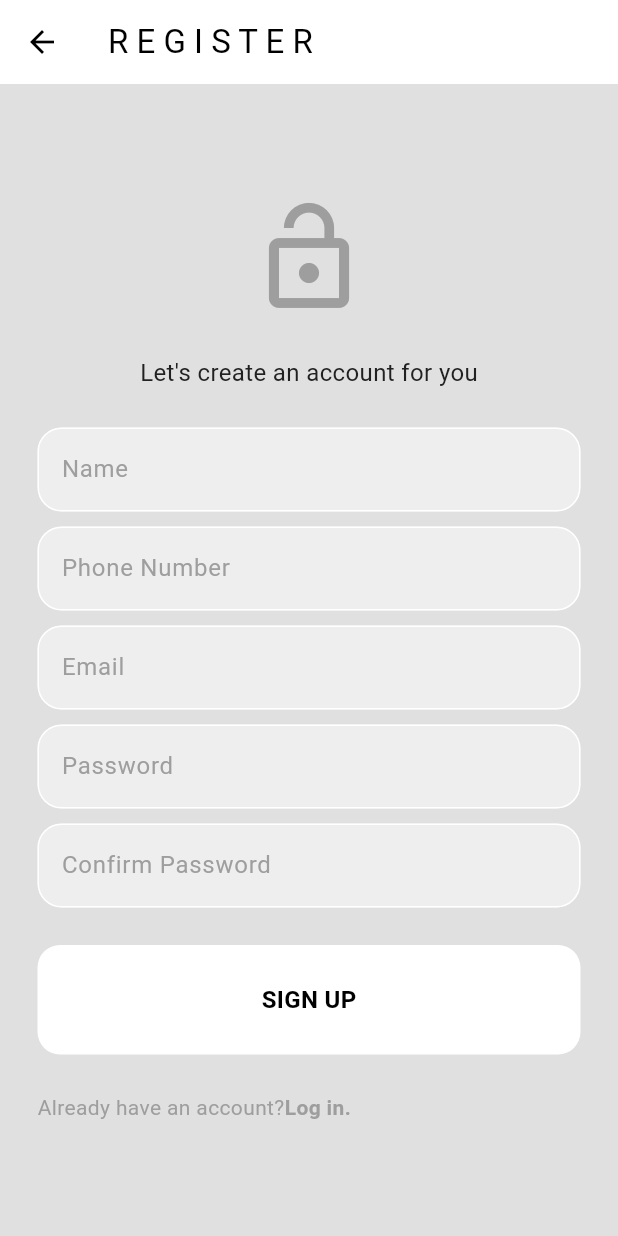
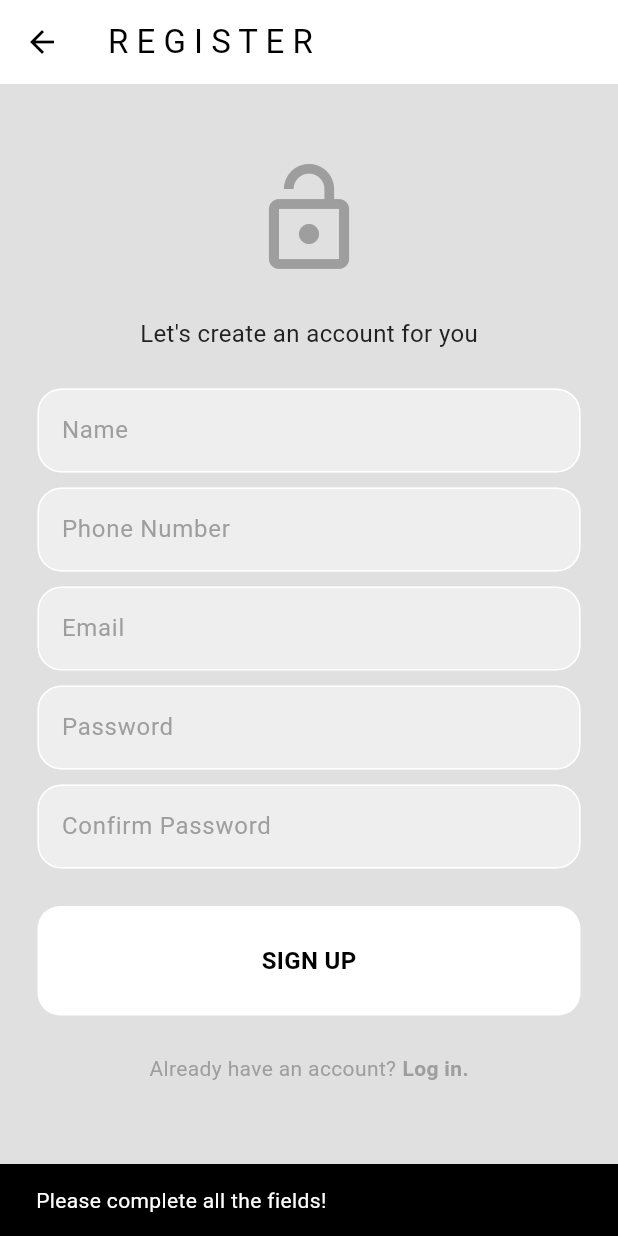
Before and after one commit to namwambaobu/Auth_BLM_APP2, a Flutter app: the RegisterPage screen opened directly with empty values, after a tap on "SIGN UP", on a phone screen of 412 x 824 dp. Run offline on Flutter 3.47's test engine with Material 3 defaults, Android fonts, the phone set to English and light mode, and no system bars; our stand-ins replace firebase_auth, firebase_core, flutter_bloc; accounts and stored records are empty.

Commit message:
refactoring of the login and register pages

```diff
--- a/lib/Features/Auth/presentation/pages/register_page.dart
+++ b/lib/Features/Auth/presentation/pages/register_page.dart
@@ -1,10 +1,13 @@
 import 'package:flutter/material.dart';
 import 'package:flutter_application_1/Features/Auth/components/my_button.dart';
 import 'package:flutter_application_1/Features/Auth/components/my_textfield.dart';
+import 'package:flutter_application_1/Features/Auth/presentation/cubits/auth_cubit.dart';
+import 'package:flutter_bloc/flutter_bloc.dart';
 
 class RegisterPage extends StatefulWidget {
   final void Function() togglePages;
-  RegisterPage({super.key, required this.togglePages});
+
+  const RegisterPage({super.key, required this.togglePages});
 
   @override
   State<RegisterPage> createState() => _RegisterPageState();
@@ -13,30 +16,64 @@ class RegisterPage extends StatefulWidget {
 class _RegisterPageState extends State<RegisterPage> {
   final nameController = TextEditingController();
   final phoneController = TextEditingController();
-
   final emailController = TextEditingController();
   final pwController = TextEditingController();
   final confirmPasswordController = TextEditingController();
 
-  //Register button pressed
+  void register() {
+    final String name = nameController.text.trim();
+    final String phone = phoneController.text.trim();
+    final String email = emailController.text.trim();
+    final String pw = pwController.text;
+    final String confirmPw = confirmPasswordController.text;
+
+    final authCubit = context.read<AuthCubit>();
+
+    if (email.isNotEmpty &&
+        name.isNotEmpty &&
+        phone.isNotEmpty &&
+        pw.isNotEmpty) {
+      if (pw == confirmPw) {
+        authCubit.register(name, email, pw);
+      } else {
+        ScaffoldMessenger.of(context).showSnackBar(
+          const SnackBar(content: Text("Passwords do not match!")),
+        );
+      }
+    } else {
+      ScaffoldMessenger.of(context).showSnackBar(
+        const SnackBar(content: Text("Please complete all the fields!")),
+      );
+    }
+  }
+
+  @override
+  void dispose() {
+    nameController.dispose();
+    phoneController.dispose();
+    emailController.dispose();
+    pwController.dispose();
+    confirmPasswordController.dispose();
+    super.dispose();
+  }
 
   @override
   Widget build(BuildContext context) {
     return Scaffold(
-      appBar: AppBar(title: Text("R E G I S T E R")),
+      appBar: AppBar(title: const Text("R E G I S T E R")),
       body: Padding(
         padding: const EdgeInsets.symmetric(horizontal: 25.0),
+        child: SingleChildScrollView(
           child: Column(
             mainAxisAlignment: MainAxisAlignment.center,
             children: [
-            //logo
+              const SizedBox(height: 50),
               Icon(
                 Icons.lock_open,
                 size: 80,
                 color: Theme.of(context).colorScheme.primary,
               ),
               const SizedBox(height: 25),
-            //Aappname
               Text(
                 "Let's create an account for you",
                 style: TextStyle(
@@ -45,51 +82,40 @@ class _RegisterPageState extends State<RegisterPage> {
                 ),
               ),
               const SizedBox(height: 25),
-            //NAME
               MyTextfield(
                 controller: nameController,
                 hintText: "Name",
                 obsecureText: false,
               ),
               const SizedBox(height: 10),
-            //PHONE NUMBER
               MyTextfield(
                 controller: phoneController,
                 hintText: "Phone Number",
                 obsecureText: false,
               ),
               const SizedBox(height: 10),
-
-            //EMAIL  TEXT FIELD
               MyTextfield(
                 controller: emailController,
                 hintText: "Email",
                 obsecureText: false,
               ),
               const SizedBox(height: 10),
-
-            //pASSWORD TEXTFIELD
               MyTextfield(
                 controller: pwController,
                 hintText: "Password",
                 obsecureText: true,
               ),
               const SizedBox(height: 10),
-            //CONFIRM PASSWERD
               MyTextfield(
                 controller: confirmPasswordController,
                 hintText: "Confirm Password",
                 obsecureText: true,
               ),
               const SizedBox(height: 25),
-
-            //SIGN UP BUTTON
-            MyButton(onTap: () {}, text: "SIGN UP"),
-            //OAUTH SIGN IN LATER.. (google + apple
+              MyButton(onTap: register, text: "SIGN UP"),
               const SizedBox(height: 25),
-
-            //ALREADY HAYE AN ACCOUNT SIGN UP
               Row(
+                mainAxisAlignment: MainAxisAlignment.center,
                 children: [
                   Text(
                     "Already have an account?",
@@ -97,6 +123,7 @@ class _RegisterPageState extends State<RegisterPage> {
                       color: Theme.of(context).colorScheme.primary,
                     ),
                   ),
+                  const SizedBox(width: 4),
                   GestureDetector(
                     onTap: widget.togglePages,
                     child: Text(
@@ -109,9 +136,9 @@ class _RegisterPageState extends State<RegisterPage> {
                   ),
                 ],
               ),
-            //
-            //
+              const SizedBox(height: 50),
             ],
+          ),
         ),
       ),
     );
--- a/lib/main.dart
+++ b/lib/main.dart
@@ -1,6 +1,7 @@
 import 'package:firebase_core/firebase_core.dart';
 import 'package:flutter/material.dart';
 import 'package:flutter_application_1/Features/Auth/Themes/light_mode.dart';
+import 'package:flutter_application_1/Features/Auth/components/loading_screen.dart';
 import 'package:flutter_application_1/Features/Auth/data/firebase_auth_repo.dart';
 import 'package:flutter_application_1/Features/Auth/presentation/cubits/auth_cubit.dart';
 import 'package:flutter_application_1/Features/Auth/presentation/cubits/auth_states.dart';
@@ -49,7 +50,7 @@ class MyApp extends StatelessWidget {
             }
             //loading...
             else {
-              return Center(child: CircularProgressIndicator());
+              return LoadingScreen();
             }
           },
           listener: (context, state) {
```
Also changed, not shown: lib/Features/Auth/components/loading_screen.dart (added, +10 -0 lines), lib/Features/Auth/presentation/pages/login_page.dart (+73 -7 lines), lib/Features/Home/presentation/pages/home_page.dart (+16 -1 lines). Lines whose indentation alone changed are shown as unchanged.
